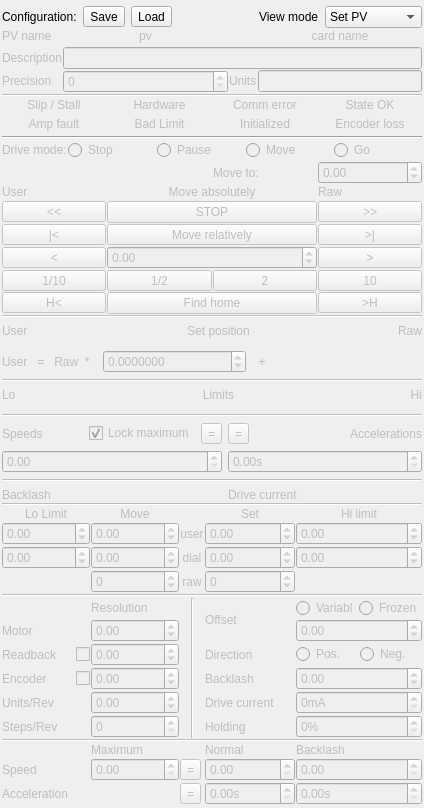
This is qcamotorgui/qcamotorgui-setup.ui in AustralianSynchrotron/motorcontrol as Qt 5 draws it before an edit. The edited form follows.
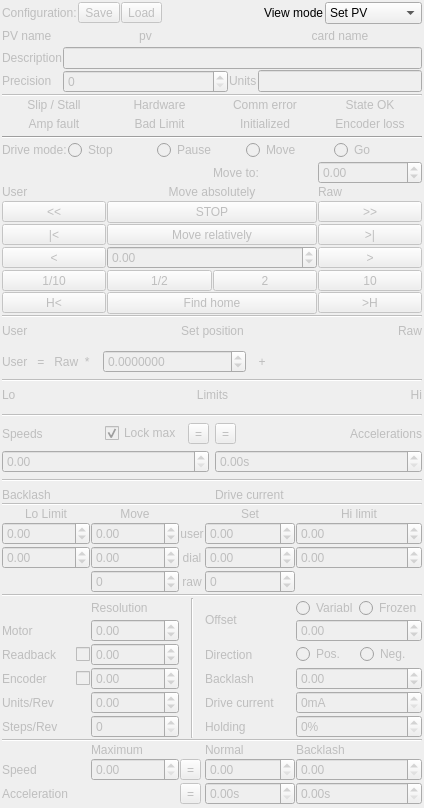
This is the edited form. Custom widgets are drawn as their Qt base class.

Diff of the .ui file:
```diff
--- a/qcamotorgui/qcamotorgui-setup.ui
+++ b/qcamotorgui/qcamotorgui-setup.ui
@@ -7,7 +7,7 @@
     <x>0</x>
     <y>0</y>
     <width>1059</width>
-    <height>1590</height>
+    <height>1588</height>
    </rect>
   </property>
   <property name="sizePolicy">
@@ -47,9 +47,6 @@
       </sizepolicy>
      </property>
      <layout class="QGridLayout" name="gridLayout_4">
-      <property name="sizeConstraint">
-       <enum>QLayout::SetMinAndMaxSize</enum>
-      </property>
       <property name="leftMargin">
        <number>0</number>
       </property>
@@ -62,20 +59,23 @@
       <property name="bottomMargin">
        <number>0</number>
       </property>
-      <item row="0" column="0">
-       <widget class="QLabel" name="label_14">
-        <property name="sizePolicy">
-         <sizepolicy hsizetype="Fixed" vsizetype="Preferred">
-          <horstretch>0</horstretch>
-          <verstretch>0</verstretch>
-         </sizepolicy>
-        </property>
-        <property name="text">
-         <string>Configuration:</string>
-        </property>
-       </widget>
-      </item>
+      <property name="spacing">
+       <number>1</number>
+      </property>
       <item row="0" column="5">
+       <spacer name="horizontalSpacer_3">
+        <property name="orientation">
+         <enum>Qt::Horizontal</enum>
+        </property>
+        <property name="sizeHint" stdset="0">
+         <size>
+          <width>40</width>
+          <height>20</height>
+         </size>
+        </property>
+       </spacer>
+      </item>
+      <item row="0" column="7">
        <widget class="QComboBox" name="viewMode">
         <property name="sizePolicy">
          <sizepolicy hsizetype="Preferred" vsizetype="Fixed">
@@ -132,21 +132,7 @@
         </item>
        </widget>
       </item>
-      <item row="0" column="2">
-       <widget class="QToolButton" name="loadConfig">
-        <property name="text">
-         <string>Load</string>
-        </property>
-       </widget>
-      </item>
-      <item row="0" column="1">
-       <widget class="QToolButton" name="saveConfig">
-        <property name="text">
-         <string>Save</string>
-        </property>
-       </widget>
-      </item>
-      <item row="0" column="4">
+      <item row="0" column="6">
        <widget class="QLabel" name="label_20">
         <property name="sizePolicy">
          <sizepolicy hsizetype="Fixed" vsizetype="Fixed">
@@ -159,18 +145,56 @@
         </property>
        </widget>
       </item>
-      <item row="0" column="3">
-       <spacer name="horizontalSpacer_3">
-        <property name="orientation">
-         <enum>Qt::Horizontal</enum>
+      <item row="0" column="4">
+       <widget class="QWidget" name="saveload" native="true">
+        <property name="enabled">
+         <bool>false</bool>
         </property>
-        <property name="sizeHint" stdset="0">
-         <size>
-          <width>40</width>
-          <height>20</height>
-         </size>
-        </property>
-       </spacer>
+        <layout class="QHBoxLayout" name="horizontalLayout_9">
+         <property name="spacing">
+          <number>1</number>
+         </property>
+         <property name="leftMargin">
+          <number>0</number>
+         </property>
+         <property name="topMargin">
+          <number>0</number>
+         </property>
+         <property name="rightMargin">
+          <number>0</number>
+         </property>
+         <property name="bottomMargin">
+          <number>0</number>
+         </property>
+         <item>
+          <widget class="QLabel" name="label_14">
+           <property name="sizePolicy">
+            <sizepolicy hsizetype="Fixed" vsizetype="Preferred">
+             <horstretch>0</horstretch>
+             <verstretch>0</verstretch>
+            </sizepolicy>
+           </property>
+           <property name="text">
+            <string>Configuration:</string>
+           </property>
+          </widget>
+         </item>
+         <item>
+          <widget class="QToolButton" name="saveConfig">
+           <property name="text">
+            <string>Save</string>
+           </property>
+          </widget>
+         </item>
+         <item>
+          <widget class="QToolButton" name="loadConfig">
+           <property name="text">
+            <string>Load</string>
+           </property>
+          </widget>
+         </item>
+        </layout>
+       </widget>
       </item>
      </layout>
     </widget>
@@ -1527,7 +1551,7 @@
            <string>If unchecked, also changes the maximum speed </string>
           </property>
           <property name="text">
-           <string>Lock maximum</string>
+           <string>Lock max</string>
           </property>
           <property name="checked">
            <bool>true</bool>
```
Left out of the diff: 91 changed lines with no effect on the pictures.
